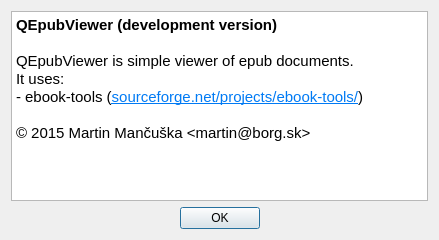
Above: aboutdialog.ui from mato7d5/qepubviewer before the change. Below: the same form after it.
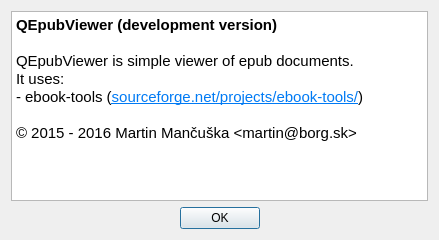
That is the form after the change.

Commit message: about dlg copyrigth

Diff of the .ui file:
```diff
--- a/aboutdialog.ui
+++ b/aboutdialog.ui
@@ -38,7 +38,7 @@
 &lt;p style=&quot; margin-top:0px; margin-bottom:0px; margin-left:0px; margin-right:0px; -qt-block-indent:0; text-indent:0px;&quot;&gt;It uses:&lt;/p&gt;
 &lt;p style=&quot; margin-top:0px; margin-bottom:0px; margin-left:0px; margin-right:0px; -qt-block-indent:0; text-indent:0px;&quot;&gt;- ebook-tools (&lt;a href=&quot;http://sourceforge.net/projects/ebook-tools/&quot;&gt;&lt;span style=&quot; text-decoration: underline; color:#007af4;&quot;&gt;sourceforge.net/projects/ebook-tools/&lt;/span&gt;&lt;/a&gt;)&lt;/p&gt;
 &lt;p style=&quot;-qt-paragraph-type:empty; margin-top:0px; margin-bottom:0px; margin-left:0px; margin-right:0px; -qt-block-indent:0; text-indent:0px;&quot;&gt;&lt;br /&gt;&lt;/p&gt;
-&lt;p style=&quot; margin-top:0px; margin-bottom:0px; margin-left:0px; margin-right:0px; -qt-block-indent:0; text-indent:0px;&quot;&gt;© 2015 Martin Mančuška &amp;lt;martin@borg.sk&amp;gt;&lt;/p&gt;&lt;/body&gt;&lt;/html&gt;</string>
+&lt;p style=&quot; margin-top:0px; margin-bottom:0px; margin-left:0px; margin-right:0px; -qt-block-indent:0; text-indent:0px;&quot;&gt;© 2015 - 2016 Martin Mančuška &amp;lt;martin@borg.sk&amp;gt;&lt;/p&gt;&lt;/body&gt;&lt;/html&gt;</string>
        </property>
       </widget>
      </item>
```
